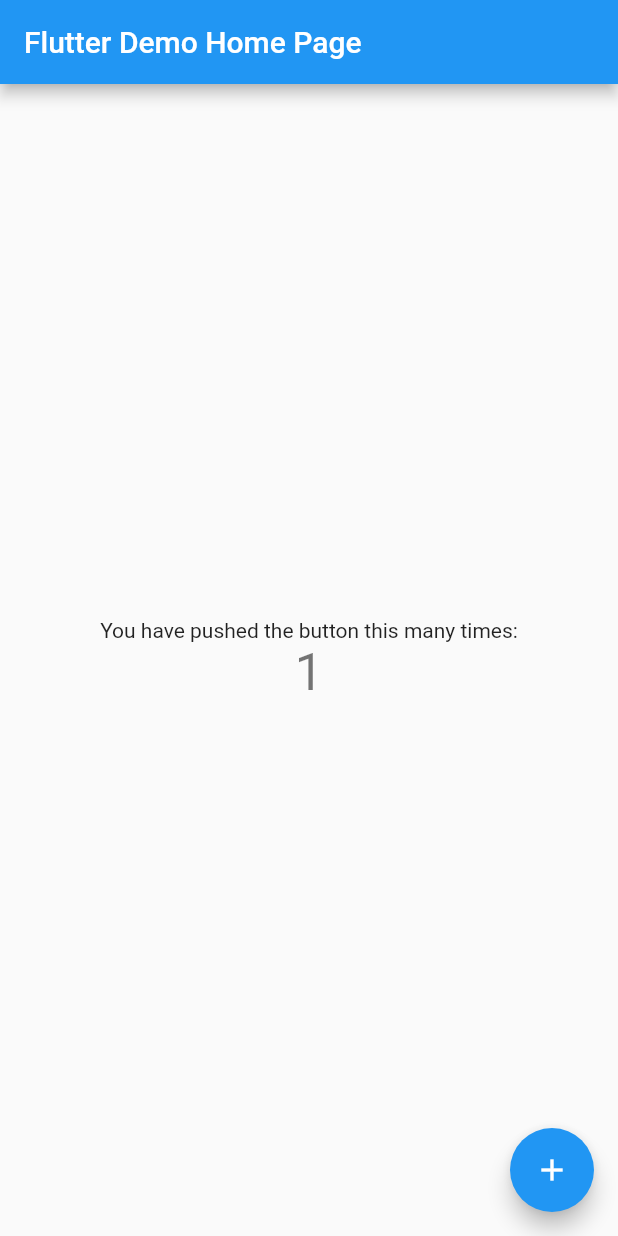
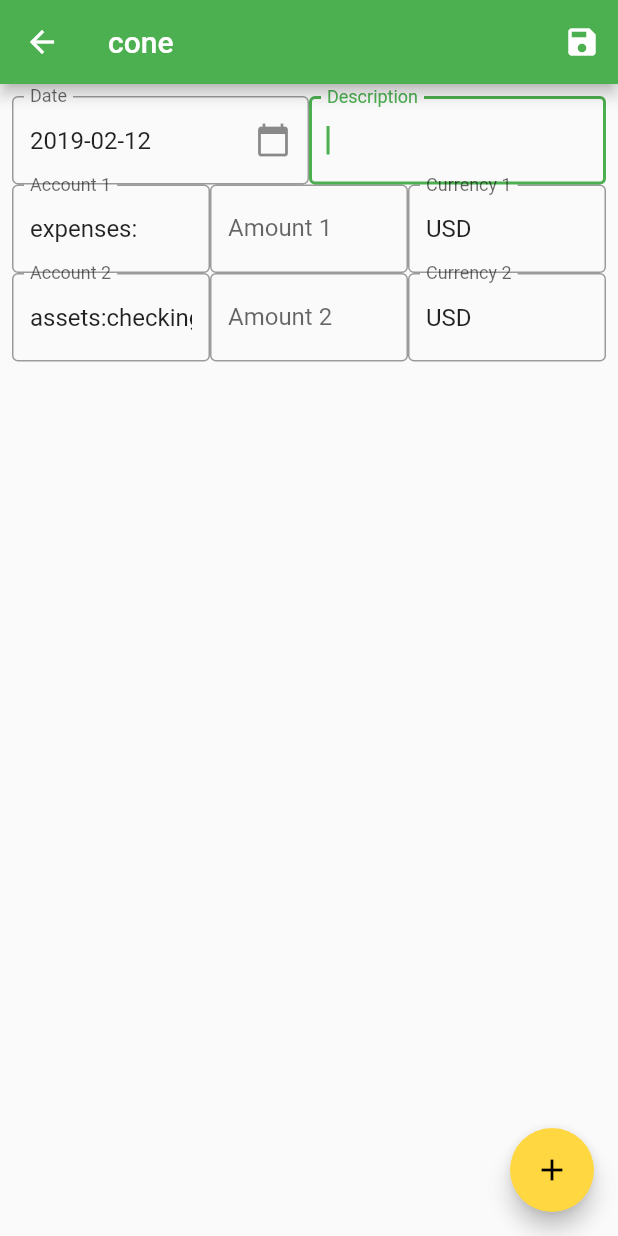
Before and after one commit to bradyt/cone, a Flutter app: the screen it shows after launch, after a tap on the "add" icon, on a phone screen of 412 x 824 dp. Run offline on Flutter 3.47's test engine with Material 2 defaults, Android fonts, the phone set to English and light mode, and no system bars; our stand-ins replace package_info, share.

Commit message:
Add flutter cone app

```diff
--- a/lib/main.dart
+++ b/lib/main.dart
@@ -1,111 +1,5 @@
 import 'package:flutter/material.dart';
 
-void main() => runApp(MyApp());
+import 'package:cone/src/flutter/cone_app.dart';
 
-class MyApp extends StatelessWidget {
-  // This widget is the root of your application.
-  @override
-  Widget build(BuildContext context) {
-    return MaterialApp(
-      title: 'Flutter Demo',
-      theme: ThemeData(
-        // This is the theme of your application.
-        //
-        // Try running your application with "flutter run". You'll see the
-        // application has a blue toolbar. Then, without quitting the app, try
-        // changing the primarySwatch below to Colors.green and then invoke
-        // "hot reload" (press "r" in the console where you ran "flutter run",
-        // or simply save your changes to "hot reload" in a Flutter IDE).
-        // Notice that the counter didn't reset back to zero; the application
-        // is not restarted.
-        primarySwatch: Colors.blue,
-      ),
-      home: MyHomePage(title: 'Flutter Demo Home Page'),
-    );
-  }
-}
-
-class MyHomePage extends StatefulWidget {
-  MyHomePage({Key key, this.title}) : super(key: key);
-
-  // This widget is the home page of your application. It is stateful, meaning
-  // that it has a State object (defined below) that contains fields that affect
-  // how it looks.
-
-  // This class is the configuration for the state. It holds the values (in this
-  // case the title) provided by the parent (in this case the App widget) and
-  // used by the build method of the State. Fields in a Widget subclass are
-  // always marked "final".
-
-  final String title;
-
-  @override
-  _MyHomePageState createState() => _MyHomePageState();
-}
-
-class _MyHomePageState extends State<MyHomePage> {
-  int _counter = 0;
-
-  void _incrementCounter() {
-    setState(() {
-      // This call to setState tells the Flutter framework that something has
-      // changed in this State, which causes it to rerun the build method below
-      // so that the display can reflect the updated values. If we changed
-      // _counter without calling setState(), then the build method would not be
-      // called again, and so nothing would appear to happen.
-      _counter++;
-    });
-  }
-
-  @override
-  Widget build(BuildContext context) {
-    // This method is rerun every time setState is called, for instance as done
-    // by the _incrementCounter method above.
-    //
-    // The Flutter framework has been optimized to make rerunning build methods
-    // fast, so that you can just rebuild anything that needs updating rather
-    // than having to individually change instances of widgets.
-    return Scaffold(
-      appBar: AppBar(
-        // Here we take the value from the MyHomePage object that was created by
-        // the App.build method, and use it to set our appbar title.
-        title: Text(widget.title),
-      ),
-      body: Center(
-        // Center is a layout widget. It takes a single child and positions it
-        // in the middle of the parent.
-        child: Column(
-          // Column is also layout widget. It takes a list of children and
-          // arranges them vertically. By default, it sizes itself to fit its
-          // children horizontally, and tries to be as tall as its parent.
-          //
-          // Invoke "debug painting" (press "p" in the console, choose the
-          // "Toggle Debug Paint" action from the Flutter Inspector in Android
-          // Studio, or the "Toggle Debug Paint" command in Visual Studio Code)
-          // to see the wireframe for each widget.
-          //
-          // Column has various properties to control how it sizes itself and
-          // how it positions its children. Here we use mainAxisAlignment to
-          // center the children vertically; the main axis here is the vertical
-          // axis because Columns are vertical (the cross axis would be
-          // horizontal).
-          mainAxisAlignment: MainAxisAlignment.center,
-          children: <Widget>[
-            Text(
-              'You have pushed the button this many times:',
-            ),
-            Text(
-              '$_counter',
-              style: Theme.of(context).textTheme.display1,
-            ),
-          ],
-        ),
-      ),
-      floatingActionButton: FloatingActionButton(
-        onPressed: _incrementCounter,
-        tooltip: 'Increment',
-        child: Icon(Icons.add),
-      ), // This trailing comma makes auto-formatting nicer for build methods.
-    );
-  }
-}
+void main() => runApp(ConeApp());
--- /dev/null
+++ b/lib/src/flutter/add_transaction.dart
@@ -0,0 +1,314 @@
+import 'dart:async';
+import 'dart:io';
+
+import 'package:flutter/material.dart';
+import 'package:intl/intl.dart';
+import 'package:package_info/package_info.dart';
+import 'package:path/path.dart' as p;
+import 'package:path_provider/path_provider.dart';
+
+import 'package:cone/src/flutter/transaction.dart';
+import 'package:cone/src/flutter/posting_widget.dart';
+import 'package:cone/src/flutter/posting_controller.dart';
+
+class AddTransaction extends StatefulWidget {
+  AddTransactionState createState() => AddTransactionState();
+}
+
+class AddTransactionState extends State<AddTransaction> {
+  var dateController = TextEditingController();
+  var descriptionController = TextEditingController();
+
+  final FocusNode dateFocus = FocusNode();
+  final FocusNode descriptionFocus = FocusNode();
+
+  var _formKey = GlobalKey<FormState>();
+
+  List<PostingController> postingControllers = [];
+
+  void initState() {
+    super.initState();
+    dateController.text = DateFormat('yyyy-MM-dd').format(DateTime.now());
+    postingControllers.add(PostingController(
+      key: UniqueKey(),
+      accountController: TextEditingController(text: 'expenses:'),
+      amountController: TextEditingController(),
+      currencyController: TextEditingController(text: 'USD'),
+      accountFocus: FocusNode(),
+      amountFocus: FocusNode(),
+      currencyFocus: FocusNode(),
+    ));
+    postingControllers.add(PostingController(
+      key: UniqueKey(),
+      accountController: TextEditingController(text: 'assets:checking'),
+      amountController: TextEditingController(),
+      currencyController: TextEditingController(text: 'USD'),
+      accountFocus: FocusNode(),
+      amountFocus: FocusNode(),
+      currencyFocus: FocusNode(),
+    ));
+  }
+
+  Widget build(BuildContext context) {
+    return Scaffold(
+      appBar: AppBar(
+        title: Text('cone'),
+        actions: <Widget>[
+          Builder(
+            builder: (context) => IconButton(
+                  icon: Icon(Icons.save),
+                  onPressed: () => submitTransaction(context),
+                ),
+          ),
+        ],
+      ),
+      body: Form(
+        key: _formKey,
+        child: SingleChildScrollView(
+          padding: EdgeInsets.all(8.0),
+          child: Column(
+            children: <Widget>[
+              dateAndDescriptionWidget(context),
+            ]..addAll(
+                List<int>.generate(postingControllers.length, (i) => i)
+                    .map((i) {
+                  final pc = postingControllers[i];
+                  return Dismissible(
+                      key: pc.key,
+                      onDismissed: (direction) {
+                        setState(() {
+                          postingControllers.removeAt(i);
+                        });
+                      },
+                      child: PostingWidget(
+                        context: context,
+                        index: i,
+                        accountController: pc.accountController,
+                        amountController: pc.amountController,
+                        currencyController: pc.currencyController,
+                        accountFocus: pc.accountFocus,
+                        amountFocus: pc.amountFocus,
+                        currencyFocus: pc.currencyFocus,
+                        nextPostingFocus: (i < postingControllers.length - 1)
+                            ? postingControllers[i + 1].accountFocus
+                            : null,
+                        asYetOneEmptyAmount: 1 ==
+                            // ignore: unnecessary-cast
+                            postingControllers.sublist(0, i).fold(
+                              0 as int,
+                              (int previousValue, PostingController pc) {
+                                if (pc.amountController.text == '') {
+                                  return previousValue + 1;
+                                } else {
+                                  return previousValue;
+                                }
+                              },
+                            ) as int,
+                      ));
+                }),
+              ),
+          ),
+        ),
+      ),
+      floatingActionButton: FloatingActionButton(
+        child: Icon(Icons.add),
+        onPressed: () => setState(() => addPosting()),
+      ),
+    );
+  }
+
+  void addPosting() {
+    postingControllers.add(PostingController(
+      key: UniqueKey(),
+      accountController: TextEditingController(),
+      amountController: TextEditingController(),
+      currencyController: TextEditingController(text: 'USD'),
+      accountFocus: FocusNode(),
+      amountFocus: FocusNode(),
+      currencyFocus: FocusNode(),
+    ));
+  }
+
+  void submitTransaction(BuildContext context) {
+    _formKey.currentState.save();
+    Transaction txn = Transaction(
+      dateController.text,
+      descriptionController.text,
+      postingControllers
+          .map((pc) => Posting(
+                account: pc.accountController.text,
+                amount: pc.amountController.text,
+                currency: pc.currencyController.text,
+              ))
+          .toList(),
+    );
+    print(txn);
+    if (_formKey.currentState.validate()) {
+      String result = txn.toString();
+      final snackBar = SnackBar(
+        content: RichText(
+          text: TextSpan(
+            text: result,
+            style: TextStyle(
+              fontFamily: "RobotoMono",
+            ),
+          ),
+        ),
+      );
+      TransactionStorage.writeTransaction('\n\n' + result);
+      Scaffold.of(context).showSnackBar(snackBar);
+    }
+  }
+
+  Row dateAndDescriptionWidget(BuildContext context) {
+    return Row(
+      crossAxisAlignment: CrossAxisAlignment.start,
+      mainAxisAlignment: MainAxisAlignment.center,
+      children: [
+        Expanded(
+          child: dateFormField(context),
+        ),
+        Expanded(
+          child: descriptionFormField(context),
+        ),
+      ],
+    );
+  }
+
+  TextFormField dateFormField(BuildContext context) {
+    return TextFormField(
+      controller: dateController,
+      textInputAction: TextInputAction.next,
+      focusNode: dateFocus,
+      onFieldSubmitted: (term) {
+        fieldFocusChange(context, dateFocus, descriptionFocus);
+      },
+      onSaved: (value) {
+        dateController.text = value;
+      },
+      decoration: InputDecoration(
+        border: OutlineInputBorder(),
+        // filled: true,
+        labelText: 'Date',
+        suffixIcon: IconButton(
+          onPressed: () {
+            chooseDate(context, dateController.text);
+          },
+          icon: Icon(
+            Icons.calendar_today,
+          ),
+        ),
+      ),
+    );
+  }
+
+  Future chooseDate(BuildContext context, String initialDateString) async {
+    DateTime now = DateTime.now();
+    DateTime initialDate = convertToDate(initialDateString) ?? now;
+    DateTime result = await showDatePicker(
+      context: context,
+      initialDate: initialDate,
+      firstDate: DateTime(1900),
+      lastDate: DateTime(2100),
+    );
+    if (result == null) return;
+
+    setState(() {
+      dateController.text = DateFormat('yyyy-MM-dd').format(result);
+    });
+    fieldFocusChange(context, dateFocus, descriptionFocus);
+  }
+
+  DateTime convertToDate(String input) {
+    try {
+      var d = new DateFormat('yyyy-MM-dd').parseStrict(input);
+      return d;
+    } catch (e) {
+      return null;
+    }
+  }
+
+  TextFormField descriptionFormField(BuildContext context) {
+    return TextFormField(
+      controller: descriptionController,
+      autofocus: true,
+      focusNode: descriptionFocus,
+      textInputAction: (postingControllers.length > 0)
+          ? TextInputAction.next
+          : TextInputAction.done,
+      validator: (value) {
+        if (value.isEmpty) {
+          return 'Please add a description, e.g., "Towel"';
+        }
+      },
+      onSaved: (value) {
+        descriptionController.text = value;
+      },
+      onFieldSubmitted: (term) {
+        if (postingControllers.length > 0) {
+          descriptionFocus.unfocus();
+          FocusScope.of(context)
+              .requestFocus(postingControllers[0].accountFocus);
+        }
+      },
+      decoration: InputDecoration(
+        border: OutlineInputBorder(),
+        // filled: true,
+        labelText: 'Description',
+      ),
+    );
+  }
+
+  fieldFocusChange(
+      BuildContext context, FocusNode currentFocus, FocusNode nextFocus) {
+    currentFocus.unfocus();
+    FocusScope.of(context).requestFocus(nextFocus);
+  }
+}
+
+class TransactionStorage {
+  static Future<String> get _localPath async {
+    PackageInfo packageInfo = await PackageInfo.fromPlatform();
+    String packageName = packageInfo.packageName;
+    final directory = await getExternalStorageDirectory();
+    return p.join(directory.path, 'Android', 'data', packageName, 'files');
+  }
+
+  static Future<File> get _localFile async {
+    final path = await _localPath;
+    return File('$path/.cone.ledger.txt');
+  }
+
+  static Future<File> writeTransaction(String transaction) async {
+    final file = await _localFile;
+    print(file);
+    return file.writeAsString('$transaction', mode: FileMode.append);
+  }
+}
+
+enum Fields { date, description, account, amount, currency }
+
+List<String> accounts = [
+  'assets:checking',
+  'assets:cash',
+  'expenses:food',
+  'expenses:groceries',
+  'expenses:transportation',
+  'expenses:rent',
+  'expenses:miscellaneous',
+  'equity',
+];
+
+// enum Currency { USD, EUR, JPY, GBP, AUD, CAD, CHF, CNH, SEK, NZD }
+List<String> currencies = [
+  'USD',
+  'EUR',
+  'JPY',
+  'GBP',
+  'AUD',
+  'CAD',
+  'CHF',
+  'CNY',
+  'SEK',
+  'NZD',
+];
--- /dev/null
+++ b/lib/src/flutter/cone_app.dart
@@ -0,0 +1,27 @@
+import 'package:flutter/material.dart';
+
+import 'package:cone/src/flutter/home.dart';
+import 'package:cone/src/flutter/add_transaction.dart';
+// import 'package:cone/prototype-posting.dart';
+// import 'package:cone/prototype-postings.dart';
+
+class ConeApp extends StatelessWidget {
+  @override
+  Widget build(BuildContext context) {
+    return MaterialApp(
+      title: 'cone',
+      debugShowCheckedModeBanner: false,
+      initialRoute: '/',
+      theme: ThemeData(
+        primarySwatch: Colors.green,
+        accentColor: Colors.amberAccent,
+      ),
+      routes: {
+        '/': (context) => Home(),
+        '/add-transaction': (context) => AddTransaction(),
+        // '/prototype-posting': (context) => PostingPage(),
+        // '/prototype-postings': (context) => Postings(),
+      },
+    );
+  }
+}
--- /dev/null
+++ b/lib/src/flutter/home.dart
@@ -0,0 +1,98 @@
+import 'package:flutter/material.dart';
+import 'package:flutter/gestures.dart';
+import 'package:share/share.dart';
+import 'package:url_launcher/url_launcher.dart';
+
+class Home extends StatelessWidget {
+  Widget build(BuildContext context) {
+    return Scaffold(
+      appBar: AppBar(
+        title: Text('cone'),
+        actions: <Widget>[
+          IconButton(
+            icon: Icon(Icons.share),
+            onPressed: () {
+              Share.share('check out my website https://example.com');
+            },
+          ),
+          IconButton(
+            icon: Icon(Icons.settings),
+            onPressed: () {},
+          ),
+        ],
+      ),
+      body: DefaultTextStyle(
+        style: Theme.of(context).textTheme.body1,
+        child: RichWidget(),
+      ),
+      floatingActionButton: FloatingActionButton(
+        onPressed: () {
+          Navigator.pushNamed(context, '/add-transaction');
+        },
+        child: Icon(Icons.add),
+      ),
+    );
+  }
+}
+
+class RichWidget extends StatelessWidget {
+  Widget build(BuildContext context) {
+    return RichText(
+      text: TextSpan(
+        text: '''
+Welcome to cone, a mobile plain-text double-entry ledger app.
+
+You can read about plain-text accounting at ''',
+        style: DefaultTextStyle.of(context).style,
+        children: <TextSpan>[
+          TextSpan(
+              text: 'https://plaintextaccounting.org/',
+              style: TextStyle(
+                color: Colors.blue,
+                decoration: TextDecoration.underline,
+              ),
+              recognizer: TapGestureRecognizer()
+                ..onTap = () {
+                  launch(
+                    'https://plaintextaccounting.org/',
+                  );
+                }),
+          TextSpan(
+            text: '''.
+
+Press the + button to add a new transaction.
+
+cone will add the transaction to your ledger file, in the following format.
+
+''',
+          ),
+          TextSpan(
+            text: '''2016-01-05 Farmer's Market
+  expenses:groceries  50 USD
+  assets:checking''',
+            style: TextStyle(fontFamily: "RobotoMono"),
+          ),
+          TextSpan(text: '\n\nThe cone icon is copyright Ryan Spiering, '),
+          TextSpan(
+              text:
+                  'https://thenounproject.com/Ryan-Spiering/collection/3d-shapes/',
+              style: TextStyle(
+                color: Colors.blue,
+                decoration: TextDecoration.underline,
+              ),
+              // style: Theme.of(context)
+              //     .textTheme
+              //     .body1
+              //     .copyWith(color: Colors.blue),
+              recognizer: TapGestureRecognizer()
+                ..onTap = () {
+                  launch(
+                    'https://thenounproject.com/Ryan-Spiering/collection/3d-shapes/',
+                  );
+                }),
+          TextSpan(text: '.'),
+        ],
+      ),
+    );
+  }
+}
--- /dev/null
+++ b/lib/src/flutter/posting_controller.dart
@@ -0,0 +1,21 @@
+import 'package:flutter/material.dart';
+
+class PostingController {
+  Key key;
+  TextEditingController accountController;
+  TextEditingController amountController;
+  TextEditingController currencyController;
+  FocusNode accountFocus;
+  FocusNode amountFocus;
+  FocusNode currencyFocus;
+
+  PostingController({
+    this.key,
+    this.accountController,
+    this.amountController,
+    this.currencyController,
+    this.accountFocus,
+    this.amountFocus,
+    this.currencyFocus,
+  });
+}
--- /dev/null
+++ b/lib/src/flutter/posting_widget.dart
@@ -0,0 +1,90 @@
+import 'package:flutter/material.dart';
+
+class PostingWidget extends StatelessWidget {
+  final accountController;
+  final amountController;
+  final currencyController;
+  final int index;
+  final FocusNode accountFocus;
+  final FocusNode amountFocus;
+  final FocusNode currencyFocus;
+  final FocusNode nextPostingFocus;
+  final bool asYetOneEmptyAmount;
+
+  final BuildContext context;
+
+  PostingWidget({
+    this.context,
+    this.index,
+    this.accountController,
+    this.amountController,
+    this.currencyController,
+    this.accountFocus,
+    this.amountFocus,
+    this.currencyFocus,
+    this.nextPostingFocus,
+    this.asYetOneEmptyAmount,
+  });
+
+  Widget build(BuildContext context) {
+    int j = index + 1;
+    return Row(
+      children: [
+        Expanded(
+          child: TextFormField(
+            controller: accountController,
+            decoration: InputDecoration(
+              labelText: 'Account $j',
+              border: OutlineInputBorder(),
+            ),
+            focusNode: accountFocus,
+            textInputAction: TextInputAction.next,
+            onFieldSubmitted: (term) {
+              accountFocus.unfocus();
+              FocusScope.of(context).requestFocus(amountFocus);
+            },
+          ),
+        ),
+        Expanded(
+          child: TextFormField(
+              controller: amountController,
+              decoration: InputDecoration(
+                labelText: 'Amount $j',
+                border: OutlineInputBorder(),
+              ),
+              keyboardType: TextInputType.number,
+              focusNode: amountFocus,
+              textInputAction: TextInputAction.next,
+              onFieldSubmitted: (term) {
+                amountFocus.unfocus();
+                FocusScope.of(context).requestFocus(currencyFocus);
+              },
+              validator: (value) {
+                if ((value == '' || value == null) & asYetOneEmptyAmount) {
+                  return 'At most one empty amount.';
+                }
+              }),
+        ),
+        Flexible(
+          child: TextFormField(
+            controller: currencyController,
+            decoration: InputDecoration(
+              labelText: 'Currency $j',
+              border: OutlineInputBorder(),
+            ),
+            focusNode: currencyFocus,
+            textInputAction: (nextPostingFocus != null)
+                ? TextInputAction.next
+                : TextInputAction.done,
+            onFieldSubmitted: (term) {
+              currencyFocus.unfocus();
+              if (nextPostingFocus != null) {
+                FocusScope.of(context).requestFocus(nextPostingFocus);
+              }
+            },
+          ),
+        ),
+      ],
+    );
+  }
+}
--- /dev/null
+++ b/lib/src/flutter/transaction.dart
@@ -0,0 +1,40 @@
+import 'package:flutter/material.dart';
+
+class Transaction {
+  String date;
+  String description;
+  List<Posting> postings;
+
+  Transaction(this.date, this.description, this.postings);
+
+  String toString() {
+    String result = '$date $description';
+    if (postings.length > 0) {
+      result += '\n  ' +
+          postings
+              .map((ps) => ps.toString())
+              .where((it) => it != null)
+              .join('\n  ');
+    }
+    return result;
+  }
+}
+
+class Posting {
+  String account;
+  String amount;
+  String currency;
+  Key key;
+
+  Posting({this.key, this.account, this.amount, this.currency});
+
+  String toString() {
+    if (account == null) {
+      return null;
+    } else if (amount == '') {
+      return '$account';
+    } else {
+      return '$account  $amount $currency';
+    }
+  }
+}
```
Also changed, not shown: pubspec.yaml (+7 -1 lines), 1 other file.
